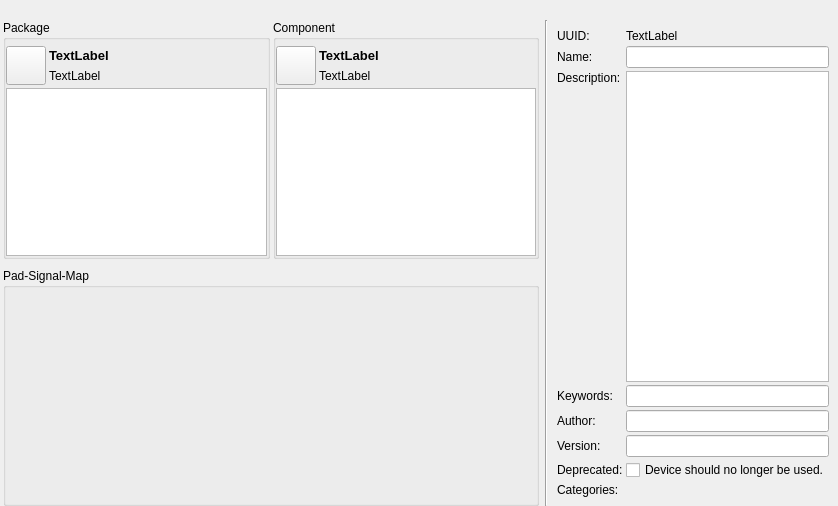
Before: the Qt Designer form libs/librepcb/libraryeditor/dev/deviceeditorwidget.ui in LibrePCB/LibrePCB, drawn with Qt 5.
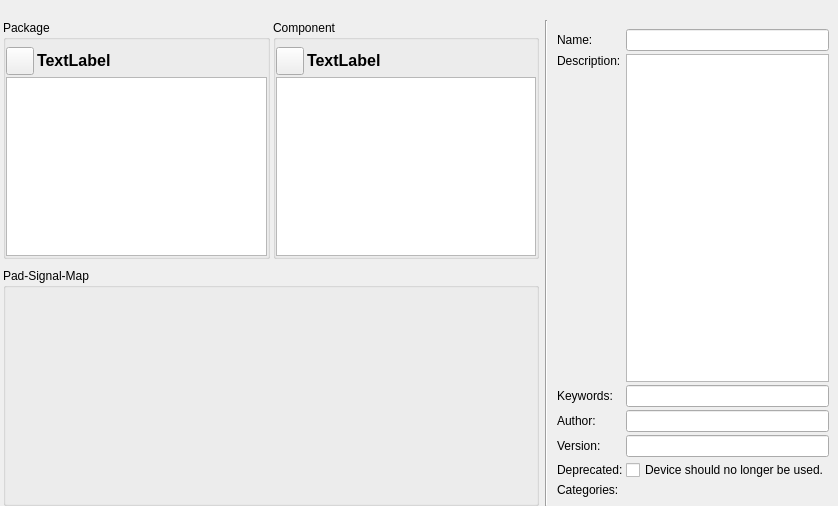
After: the same form once the commit is applied. Icons and pictures are not drawn. Custom widgets are drawn as their Qt base class.

Diff of the .ui file:
```diff
--- a/libs/librepcb/libraryeditor/dev/deviceeditorwidget.ui
+++ b/libs/librepcb/libraryeditor/dev/deviceeditorwidget.ui
@@ -91,32 +91,24 @@
               </property>
              </widget>
             </item>
-            <item row="0" column="1">
-             <widget class="QLabel" name="lblPackageName">
-              <property name="font">
-               <font>
-                <pointsize>10</pointsize>
-                <weight>75</weight>
-                <bold>true</bold>
-               </font>
-              </property>
-              <property name="text">
-               <string notr="true">TextLabel</string>
-              </property>
-             </widget>
-            </item>
             <item row="0" column="0" rowspan="2">
              <widget class="QToolButton" name="btnChoosePackage">
               <property name="sizePolicy">
-               <sizepolicy hsizetype="MinimumExpanding" vsizetype="MinimumExpanding">
+               <sizepolicy hsizetype="Fixed" vsizetype="Fixed">
                 <horstretch>0</horstretch>
                 <verstretch>0</verstretch>
                </sizepolicy>
               </property>
               <property name="minimumSize">
                <size>
-                <width>30</width>
-                <height>0</height>
+                <width>28</width>
+                <height>28</height>
+               </size>
+              </property>
+              <property name="maximumSize">
+               <size>
+                <width>25</width>
+                <height>25</height>
                </size>
               </property>
               <property name="text">
@@ -128,20 +120,24 @@
               </property>
               <property name="iconSize">
                <size>
-                <width>32</width>
-                <height>32</height>
+                <width>25</width>
+                <height>25</height>
                </size>
               </property>
              </widget>
             </item>
-            <item row="1" column="1">
-             <widget class="QLabel" name="lblPackageUuid">
+            <item row="0" column="1" rowspan="2">
+             <widget class="QLabel" name="lblPackageName">
+              <property name="font">
+               <font>
+                <pointsize>12</pointsize>
+                <weight>75</weight>
+                <bold>true</bold>
+               </font>
+              </property>
               <property name="text">
                <string notr="true">TextLabel</string>
               </property>
-              <property name="textInteractionFlags">
-               <set>Qt::LinksAccessibleByMouse|Qt::TextSelectableByMouse</set>
-              </property>
              </widget>
             </item>
            </layout>
@@ -178,42 +174,24 @@
               </property>
              </widget>
             </item>
-            <item row="0" column="1">
-             <widget class="QLabel" name="lblComponentName">
-              <property name="font">
-               <font>
-                <pointsize>10</pointsize>
-                <weight>75</weight>
-                <bold>true</bold>
-               </font>
-              </property>
-              <property name="text">
-               <string notr="true">TextLabel</string>
-              </property>
-             </widget>
-            </item>
-            <item row="1" column="1">
-             <widget class="QLabel" name="lblComponentUuid">
-              <property name="text">
-               <string notr="true">TextLabel</string>
-              </property>
-              <property name="textInteractionFlags">
-               <set>Qt::LinksAccessibleByMouse|Qt::TextSelectableByMouse</set>
-              </property>
-             </widget>
-            </item>
             <item row="0" column="0" rowspan="2">
              <widget class="QToolButton" name="btnChooseComponent">
               <property name="sizePolicy">
-               <sizepolicy hsizetype="MinimumExpanding" vsizetype="MinimumExpanding">
+               <sizepolicy hsizetype="Fixed" vsizetype="Fixed">
                 <horstretch>0</horstretch>
                 <verstretch>0</verstretch>
                </sizepolicy>
               </property>
               <property name="minimumSize">
                <size>
-                <width>30</width>
-                <height>0</height>
+                <width>28</width>
+                <height>28</height>
+               </size>
+              </property>
+              <property name="maximumSize">
+               <size>
+                <width>25</width>
+                <height>25</height>
                </size>
               </property>
               <property name="text">
@@ -225,12 +203,26 @@
               </property>
               <property name="iconSize">
                <size>
-                <width>32</width>
-                <height>32</height>
+                <width>25</width>
+                <height>25</height>
                </size>
               </property>
              </widget>
             </item>
+            <item row="0" column="1" rowspan="2">
+             <widget class="QLabel" name="lblComponentName">
+              <property name="font">
+               <font>
+                <pointsize>12</pointsize>
+                <weight>75</weight>
+                <bold>true</bold>
+               </font>
+              </property>
+              <property name="text">
+               <string notr="true">TextLabel</string>
+              </property>
+             </widget>
+            </item>
            </layout>
           </widget>
          </item>
@@ -293,40 +285,20 @@
         <number>9</number>
        </property>
        <item row="0" column="0">
-        <widget class="QLabel" name="label_3">
-         <property name="text">
-          <string>UUID:</string>
-         </property>
-        </widget>
-       </item>
-       <item row="0" column="1">
-        <widget class="QLabel" name="lblUuid">
-         <property name="text">
-          <string notr="true">TextLabel</string>
-         </property>
-         <property name="openExternalLinks">
-          <bool>true</bool>
-         </property>
-         <property name="textInteractionFlags">
-          <set>Qt::LinksAccessibleByMouse|Qt::TextSelectableByMouse</set>
-         </property>
-        </widget>
-       </item>
-       <item row="1" column="0">
         <widget class="QLabel" name="label_4">
          <property name="text">
           <string>Name:</string>
          </property>
         </widget>
        </item>
-       <item row="1" column="1">
+       <item row="0" column="1">
         <widget class="QLineEdit" name="edtName">
          <property name="maxLength">
           <number>50</number>
          </property>
         </widget>
        </item>
-       <item row="2" column="0">
+       <item row="1" column="0">
         <widget class="QLabel" name="label_5">
          <property name="text">
           <string>Description:</string>
@@ -336,66 +308,66 @@
          </property>
         </widget>
        </item>
-       <item row="2" column="1">
+       <item row="1" column="1">
         <widget class="QPlainTextEdit" name="edtDescription"/>
        </item>
-       <item row="3" column="0">
+       <item row="2" column="0">
         <widget class="QLabel" name="label_6">
          <property name="text">
           <string>Keywords:</string>
          </property>
         </widget>
        </item>
-       <item row="3" column="1">
+       <item row="2" column="1">
         <widget class="QLineEdit" name="edtKeywords">
          <property name="maxLength">
           <number>100</number>
          </property>
         </widget>
        </item>
-       <item row="4" column="0">
+       <item row="3" column="0">
         <widget class="QLabel" name="label_7">
          <property name="text">
           <string>Author:</string>
          </property>
         </widget>
        </item>
-       <item row="4" column="1">
+       <item row="3" column="1">
         <widget class="QLineEdit" name="edtAuthor">
          <property name="maxLength">
           <number>100</number>
          </property>
         </widget>
        </item>
-       <item row="5" column="0">
+       <item row="4" column="0">
         <widget class="QLabel" name="label_8">
          <property name="text">
           <string>Version:</string>
          </property>
         </widget>
        </item>
-       <item row="5" column="1">
+       <item row="4" column="1">
         <widget class="QLineEdit" name="edtVersion">
          <property name="maxLength">
           <number>100</number>
          </property>
         </widget>
        </item>
-       <item row="6" column="0">
+       <item row="5" column="0">
         <widget class="QLabel" name="label_10">
          <property name="text">
           <string>Deprecated:</string>
          </property>
         </widget>
        </item>
-       <item row="6" column="1">
+       <item row="5" column="1">
         <widget class="QCheckBox" name="cbxDeprecated">
          <property name="text">
           <string>Device should no longer be used.</string>
          </property>
         </widget>
        </item>
-       <item row="7" column="0">
+       <item row="6" column="0">
         <widget class="QLabel" name="lblCategories">
          <property name="text">
           <string>Categories:</string>
```
